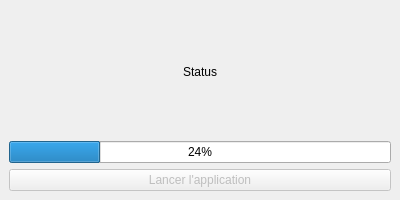
Before: the Qt Designer form mainwindow.ui in PaulSenecal/AppLauncher, drawn with Qt 5.
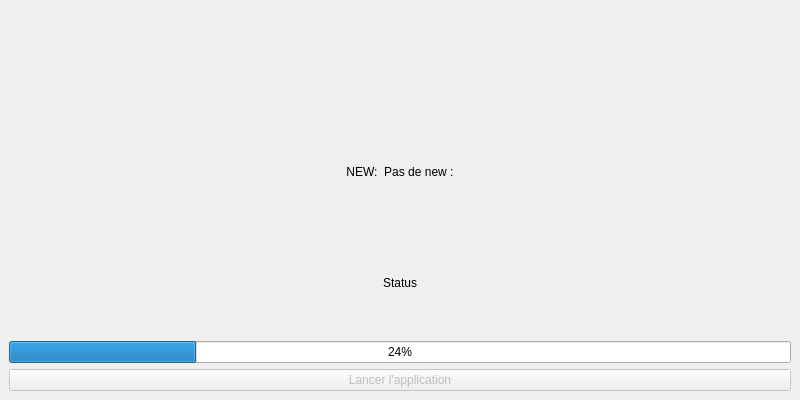
After: the same form once the commit is applied. Icons and pictures are not drawn.

```diff
--- a/mainwindow.ui
+++ b/mainwindow.ui
@@ -6,8 +6,8 @@
    <rect>
     <x>0</x>
     <y>0</y>
-    <width>400</width>
-    <height>200</height>
+    <width>800</width>
+    <height>400</height>
    </rect>
   </property>
   <property name="windowTitle">
@@ -15,6 +15,41 @@
   </property>
   <widget class="QWidget" name="centralWidget">
    <layout class="QVBoxLayout" name="verticalLayout">
+    <item>
+     <widget class="QLabel" name="wallpapperLabel">
+      <property name="enabled">
+       <bool>true</bool>
+      </property>
+      <property name="maximumSize">
+       <size>
+        <width>16777215</width>
+        <height>16777215</height>
+       </size>
+      </property>
+      <property name="text">
+       <string/>
+      </property>
+      <property name="pixmap">
+       <pixmap resource="rcs.qrc">:/image/Rcs/vaissel.gif</pixmap>
+      </property>
+      <property name="scaledContents">
+       <bool>false</bool>
+      </property>
+      <property name="alignment">
+       <set>Qt::AlignmentFlag::AlignCenter</set>
+      </property>
+     </widget>
+    </item>
+    <item>
+     <widget class="QLabel" name="newLabel">
+      <property name="text">
+       <string>NEW:  Pas de new :</string>
+      </property>
+      <property name="alignment">
+       <set>Qt::AlignmentFlag::AlignCenter</set>
+      </property>
+     </widget>
+    </item>
     <item>
      <widget class="QLabel" name="statusLabel">
       <property name="text">
```
Left out of the diff: 4 changed lines with no effect on the pictures.
